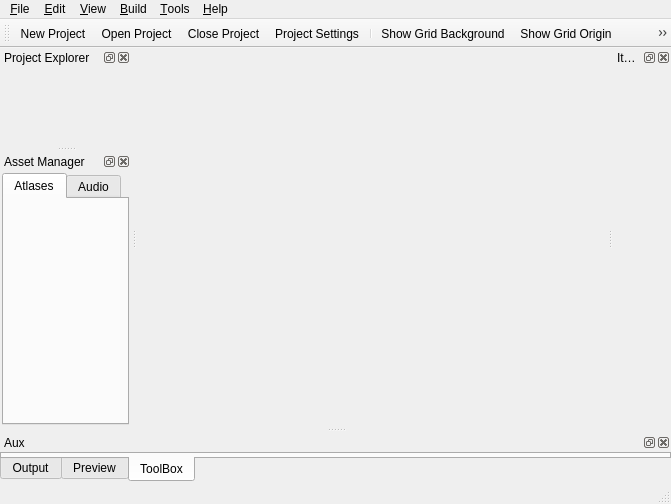
Above: Editor/src/MainWindow.ui from GameOverture/HarmonyEngine before the change. Below: the same form after it.
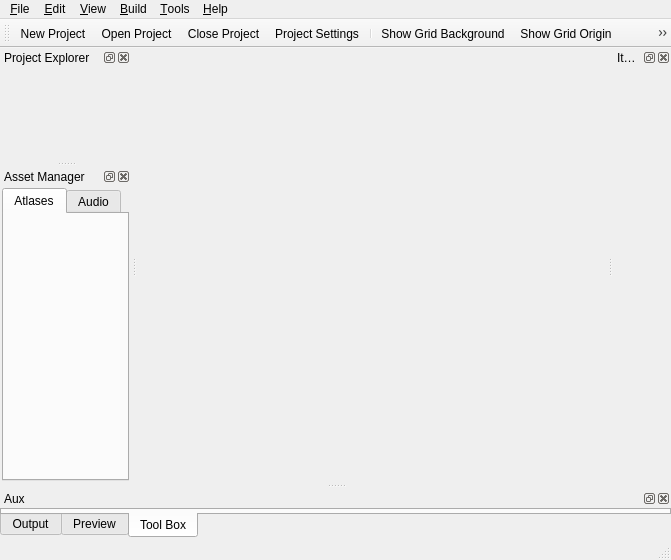
That is the form after the change. The open tabs and pages were chosen to show the change. Icons and pictures are not drawn. Custom widgets are drawn as their Qt base class.

```diff
--- a/Editor/src/MainWindow.ui
+++ b/Editor/src/MainWindow.ui
@@ -7,7 +7,7 @@
     <x>0</x>
     <y>0</y>
     <width>671</width>
-    <height>504</height>
+    <height>560</height>
    </rect>
   </property>
   <property name="windowTitle">
@@ -319,8 +319,28 @@
        </widget>
        <widget class="QWidget" name="tabToolBox">
         <attribute name="title">
-         <string>ToolBox</string>
+         <string>Tool Box</string>
         </attribute>
+        <layout class="QVBoxLayout" name="verticalLayout_7">
+         <property name="spacing">
+          <number>0</number>
+         </property>
+         <property name="leftMargin">
+          <number>0</number>
+         </property>
+         <property name="topMargin">
+          <number>0</number>
+         </property>
+         <property name="rightMargin">
+          <number>0</number>
+         </property>
+         <property name="bottomMargin">
+          <number>0</number>
+         </property>
+         <item>
+          <widget class="QWidget" name="toolBox" native="true"/>
+         </item>
+        </layout>
        </widget>
       </widget>
      </item>
```
Left out of the diff: 28 changed lines with no effect on the pictures.
